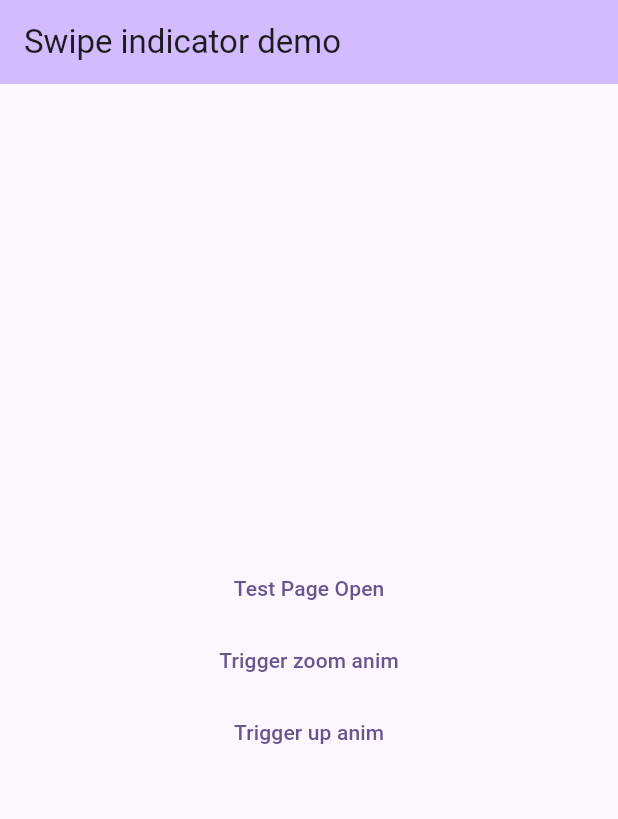
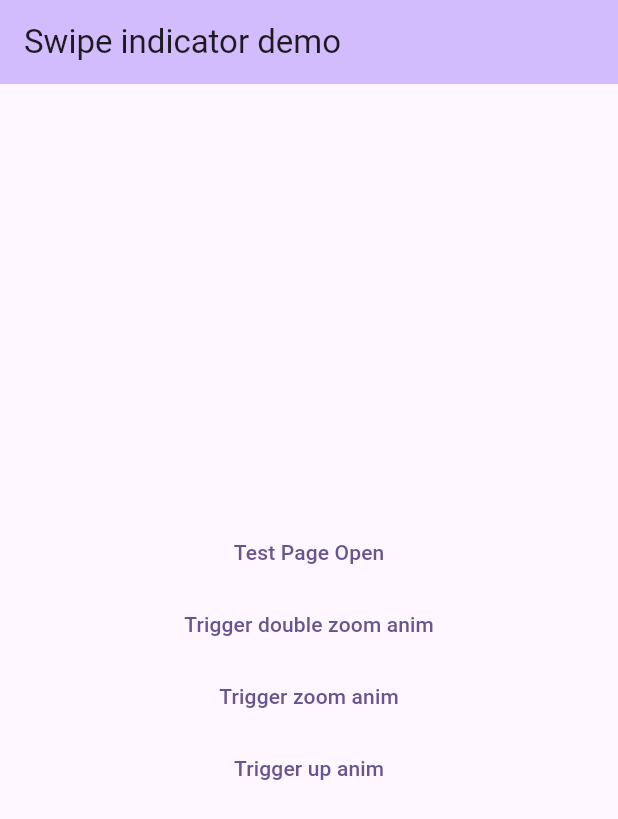
Before and after one commit to large/swipe_indicator_widget, a Flutter app: the screen it shows after launch, on a phone screen of 412 x 824 dp. Shown: the top 819 px of the screen. Run offline on Flutter 3.47's test engine with Material 3 defaults, Android fonts, the phone set to English and light mode, and no system bars.

Commit message:
Created swipedoublezoom.dart that combine horizontal and vertical on same window

```diff
--- a/example/lib/main.dart
+++ b/example/lib/main.dart
@@ -60,6 +60,7 @@ class MyHomePage extends StatefulWidget {
 class _MyHomePageState extends State<MyHomePage> {
   bool _visible = false;
   bool _visibleZoom = false;
+  bool _visibleDoubleZoom = false;
 
   @override
   Widget build(BuildContext context) {
@@ -108,6 +109,33 @@ class _MyHomePageState extends State<MyHomePage> {
 
             }, child: Text("Test Page Open")),
 
+            TextButton(
+              onPressed: () {
+                setState(() {
+                  _visibleDoubleZoom = true;
+                });
+              },
+              child: const Text("Trigger double zoom anim"),
+            ),
+            Visibility(
+              visible: _visibleDoubleZoom,
+              child: SwipeIndicatorWidget.swipeDoubleZoom(
+                onAnimationComplete: () {
+                  setState(() {
+                    _visibleDoubleZoom = false;
+                  });
+                },
+                dotColor: Colors.red,
+                borderDotColor: Colors.redAccent,
+                color: Colors.grey,
+                heightAndWidth: 40.0,
+                windowSize: const Size(350.0, 250.0),
+                borderColor: Colors.black,
+                repeats: 2,
+                borderWidth: 2.0,
+                waitTimeBetweenRepeats: 1000,
+              ),
+            ),
             TextButton(
               onPressed: () {
                 setState(() {
--- a/lib/src/build_swipe_indicator.dart
+++ b/lib/src/build_swipe_indicator.dart
@@ -1,4 +1,5 @@
 import 'package:flutter/material.dart';
+import 'package:swipe_indicator_widget/src/swipedoublezoom/swipedoublezoom.dart';
 import 'package:swipe_indicator_widget/src/swipezoom/swipezoom.dart';
 import 'swipeup/swipeup.dart';
 
@@ -54,4 +55,33 @@ class SwipeIndicatorWidget {
       waitTimeBetweenRepeats: waitTimeBetweenRepeats,
     );
   }
+
+  //SwipeZoom static creator
+  static Widget swipeDoubleZoom({
+    required Color color,
+    required Color dotColor,
+    required Color borderColor,
+    required Color borderDotColor,
+    required double heightAndWidth,
+    required Size windowSize,
+    final Function? onAnimationComplete,
+    final int repeats = 2,
+    final double borderWidth = 1.0,
+    final int waitTimeBetweenRepeats = 0,
+    Key? key,
+  }) {
+    return SwipeDoubleZoom(
+      windowSize: windowSize,
+      color: color,
+      dotColor: dotColor,
+      borderColor: borderColor,
+      borderDotColor: borderDotColor,
+      heightAndWidth: heightAndWidth,
+      onAnimationComplete: onAnimationComplete,
+      repeats: repeats,
+      key: key,
+      borderWidth: borderWidth,
+      waitTimeBetweenRepeats: waitTimeBetweenRepeats,
+    );
+  }
 }
--- a/pubspec.yaml
+++ b/pubspec.yaml
@@ -16,7 +16,7 @@ publish_to: 'none' # Remove this line if you wish to publish to pub.dev
 # https://developer.apple.com/library/archive/documentation/General/Reference/InfoPlistKeyReference/Articles/CoreFoundationKeys.html
 # In Windows, build-name is used as the major, minor, and patch parts
 # of the product and file versions while build-number is used as the build suffix.
-version: 1.0.1+2
+version: 1.0.1+3
 
 environment:
   sdk: '>=3.8.1 <=4.0.0'
```
Also changed, not shown: lib/src/swipedoublezoom/swipedoublezoom.dart (added, +85 -0 lines), example/pubspec.lock.
